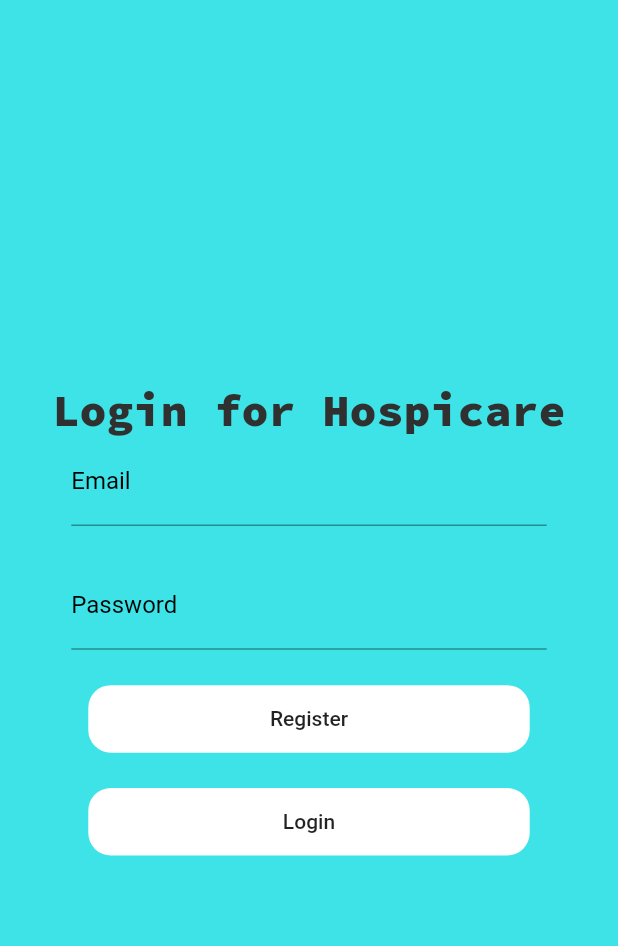
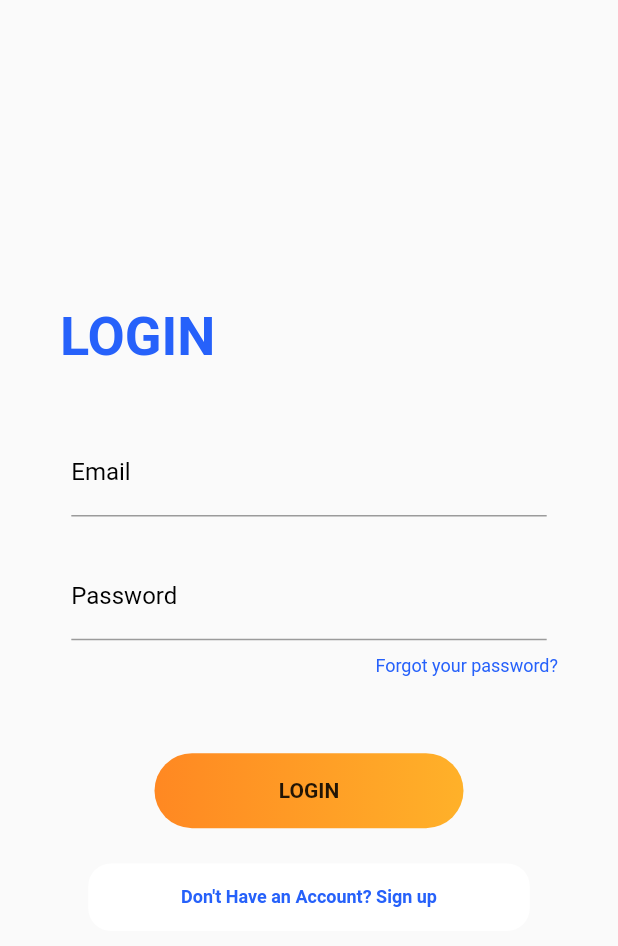
Before and after one commit to Tense-Turtles/MedProdigy-app, a Flutter app: the screen it shows after launch, on a phone screen of 412 x 824 dp. Shown: the top 946 px of the screen. Run offline on Flutter 3.47's test engine with Material 2 defaults, Android fonts, the phone set to English and light mode, and no system bars; our stand-ins replace cloud_firestore, firebase_auth, firebase_core; accounts and stored records are empty.

Commit message:
changed the styling

```diff
--- a/lib/ui/authentication.dart
+++ b/lib/ui/authentication.dart
@@ -2,6 +2,7 @@
 
 import 'package:hospicare_app/firebase_auth/flutterfire.dart';
 import 'package:flutter/material.dart';
+import 'package:hospicare_app/ui/register.dart';
 import 'home_view.dart';
 
 class Authentication extends StatefulWidget {
@@ -21,34 +22,37 @@ class _AuthenticationState extends State<Authentication> {
 
   @override
   Widget build(BuildContext context) {
+    Size size = MediaQuery.of(context).size;
+
     return Scaffold(
       body: Container(
         width: MediaQuery.of(context).size.width,
         height: MediaQuery.of(context).size.height,
         // ignore: prefer_const_constructors
         decoration: BoxDecoration(
+            //image: DecorationImage(
+            //image: AssetImage('assets/login.png'), fit: BoxFit.cover),
             // ignore: prefer_const_constructors
-          color: Color.fromARGB(255, 61, 227, 230),
             ),
         child: Column(
           mainAxisAlignment: MainAxisAlignment.center,
           children: [
             Container(
-              // ignore: prefer_const_constructors
-              child: Text(
-                'Login for Hospicare',
-                // ignore: prefer_const_constructors
+              alignment: Alignment.centerLeft,
+              padding: const EdgeInsets.symmetric(horizontal: 40),
+              child: const Text(
+                "LOGIN",
                 style: TextStyle(
-                    //fontFamily: 'TrajanPro'
-                    color: const Color.fromARGB(255, 48, 48, 48),
-                    fontWeight: FontWeight.w900,
-                    fontStyle: FontStyle.normal,
-                    fontFamily: 'SourceCodePro',
-                    fontSize: 30),
+                    fontWeight: FontWeight.bold,
+                    color: Color(0xFF2661FA),
+                    fontSize: 36),
+                textAlign: TextAlign.left,
               ),
             ),
+//Email Text-Field
             Container(
               width: MediaQuery.of(context).size.width / 1.3,
+              padding: const EdgeInsets.only(top: 40),
               child: TextFormField(
                 style: const TextStyle(color: Color.fromARGB(255, 0, 0, 0)),
                 controller: _emailField,
@@ -64,12 +68,12 @@ class _AuthenticationState extends State<Authentication> {
                 ),
               ),
             ),
+// Password Text-Field
             SizedBox(height: MediaQuery.of(context).size.height / 35),
             Container(
               width: MediaQuery.of(context).size.width / 1.3,
               child: TextFormField(
-                style:
-                    const TextStyle(color: Color.fromARGB(255, 255, 255, 255)),
+                style: const TextStyle(color: Color.fromARGB(255, 0, 0, 0)),
                 controller: _passwordField,
                 obscureText: true,
                 decoration: const InputDecoration(
@@ -84,38 +88,28 @@ class _AuthenticationState extends State<Authentication> {
                 ),
               ),
             ),
-            SizedBox(height: MediaQuery.of(context).size.height / 35),
+//Forgot Password button
             Container(
-              width: MediaQuery.of(context).size.width / 1.4,
-              height: 45,
-              decoration: BoxDecoration(
-                borderRadius: BorderRadius.circular(15.0),
-                color: Colors.white,
-              ),
-              child: MaterialButton(
-                onPressed: () async {
-                  bool shouldNavigate =
-                      await register(_emailField.text, _passwordField.text);
-                  if (shouldNavigate) {
-                    Navigator.push(
-                      context,
-                      MaterialPageRoute(
-                        builder: (context) => HomeView(),
-                      ),
-                    );
-                  }
-                },
-                child: const Text("Register"),
+              alignment: Alignment.centerRight,
+              margin: const EdgeInsets.symmetric(horizontal: 40, vertical: 10),
+              child: const Text(
+                "Forgot your password?",
+                style: TextStyle(fontSize: 12, color: Color(0XFF2661FA)),
               ),
             ),
-            SizedBox(height: MediaQuery.of(context).size.height / 35),
+//Login Button snippet
+            SizedBox(height: size.height * 0.05),
+            //SizedBox(height: MediaQuery.of(context).size.height / 35),
             Container(
-              width: MediaQuery.of(context).size.width / 1.4,
-              height: 45,
+              height: 50.0,
+              width: size.width * 0.5,
+              alignment: Alignment.center,
               decoration: BoxDecoration(
-                borderRadius: BorderRadius.circular(15.0),
-                color: Colors.white,
-              ),
+                  borderRadius: BorderRadius.circular(80.0),
+                  gradient: const LinearGradient(colors: [
+                    Color.fromARGB(255, 255, 136, 34),
+                    Color.fromARGB(255, 255, 177, 41)
+                  ])),
               child: MaterialButton(
                 onPressed: () async {
                   bool shouldNavigate =
@@ -129,7 +123,45 @@ class _AuthenticationState extends State<Authentication> {
                     );
                   }
                 },
-                  child: const Text("Login")),
+                padding: const EdgeInsets.all(0),
+                child: const Text(
+                  "LOGIN",
+                  textAlign: TextAlign.center,
+                  style: TextStyle(fontWeight: FontWeight.bold),
+                ),
+              ),
+            ),
+//Register Button snippet
+            SizedBox(height: MediaQuery.of(context).size.height / 35),
+            Container(
+              width: MediaQuery.of(context).size.width / 1.4,
+              height: 45,
+              decoration: BoxDecoration(
+                borderRadius: BorderRadius.circular(15.0),
+                color: Colors.white,
+              ),
+              child: MaterialButton(
+                onPressed: () async {
+                  //
+                  //bool shouldNavigate =
+                  //    await register(_emailField.text, _passwordField.text);
+                  //if (shouldNavigate) {
+                  Navigator.push(
+                    context,
+                    MaterialPageRoute(
+                      builder: (context) => Register(),
+                    ),
+                  );
+                  //}
+                },
+                child: const Text(
+                  "Don't Have an Account? Sign up",
+                  style: TextStyle(
+                      fontSize: 12,
+                      fontWeight: FontWeight.bold,
+                      color: Color(0xFF2661FA)),
+                ),
+              ),
             ),
           ],
         ),
```
Lines whose indentation alone changed are shown as unchanged.
